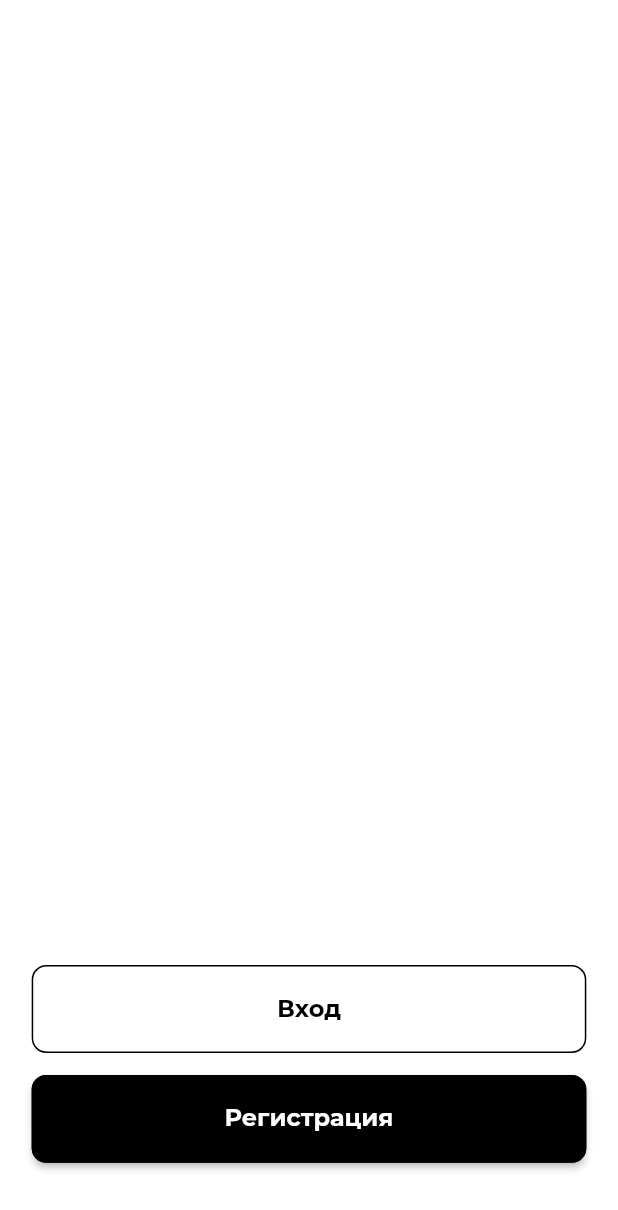
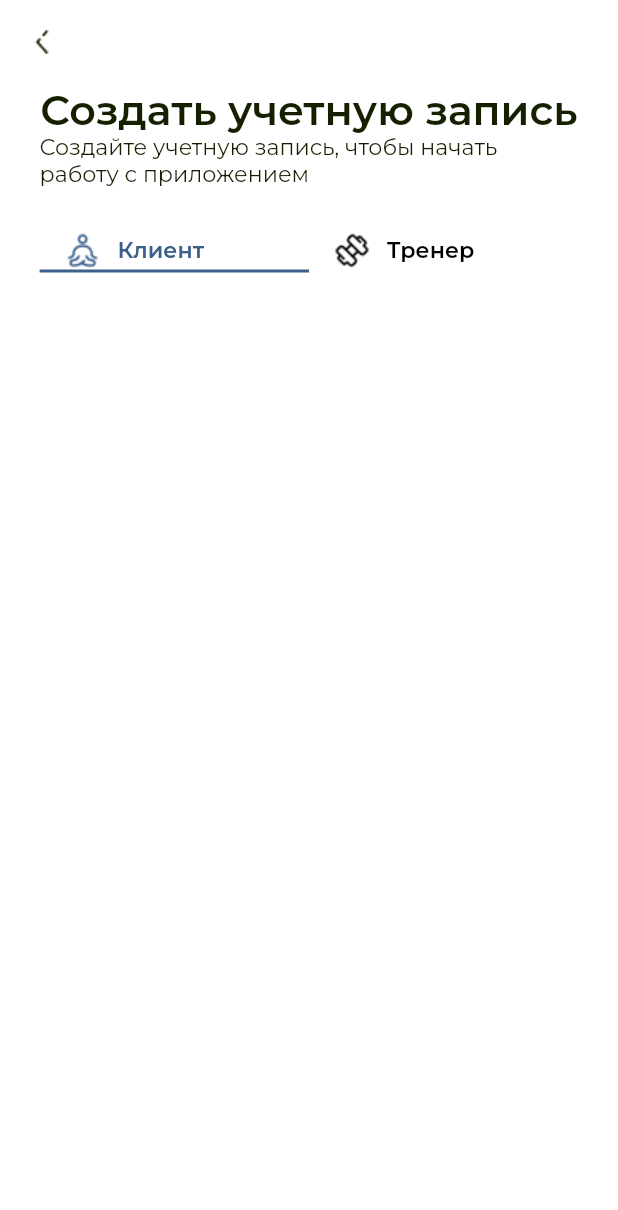
Before and after one commit to newpoluton-alt/move-mates-cross, a Flutter app: the screen it shows after launch, after a tap on "Начать", after a tap on "Регистрация", on a phone screen of 412 x 824 dp. Shown: the top 1210 px of the screen. Run offline on Flutter 3.47's test engine with Material 2 defaults, Android fonts, the phone set to English and light mode, and no system bars; our stand-ins replace flutter_screenutil, google_fonts.

Commit message:
signup_page_first_stage

```diff
--- a/lib/main.dart
+++ b/lib/main.dart
@@ -1,6 +1,8 @@
 import 'package:flutter/material.dart';
 import 'package:flutter_screenutil/flutter_screenutil.dart';
+import 'package:move_mates_android/ui/login_and_signup/login/login_page.dart';
 import 'package:move_mates_android/ui/login_and_signup/login_and_signup_page.dart';
+import 'package:move_mates_android/ui/login_and_signup/signup/signup_page.dart';
 import 'package:move_mates_android/ui/page_view/app_page_view.dart';
 import 'package:move_mates_android/ui/theme/colors.dart';
 import 'package:move_mates_android/ui/theme/text_style.dart';
@@ -29,11 +31,17 @@ class _MoveMatesAppState extends State<MoveMatesApp> {
                   backgroundColor: Colors.transparent),
               scaffoldBackgroundColor: Colors.transparent,
               appBarTheme: const AppBarTheme(
+                backgroundColor: Colors.white,
+                foregroundColor: ValidationColor.signInAndSignup,
                 elevation: 0,
-                backgroundColor: Colors.transparent,
+                // backgroundColor: Colors.transparent,
               )),
           home: const AppPageView(),
-          routes: {LoginAndSignUpPage.id: (context) => const LoginAndSignUpPage()},
+          routes: {
+            LoginAndSignUpPage.id: (context) => const LoginAndSignUpPage(),
+            LoginPage.id: (context) => const LoginPage(),
+            SignupPage.id: (context) => const SignupPage(),
+          },
         );
       },
     );
--- /dev/null
+++ b/lib/ui/login_and_signup/constants.dart
@@ -0,0 +1,5 @@
+class IconPath {
+  static const arrowBack = 'assets/icons/arrow_back.png';
+  static const dumbbellLarge = 'assets/icons/dumbbell_large.png';
+  static const meditationRound = 'assets/icons/meditation_round.png';
+}
--- /dev/null
+++ b/lib/ui/login_and_signup/login/login_page.dart
@@ -0,0 +1,16 @@
+import 'package:flutter/material.dart';
+
+class LoginPage extends StatefulWidget {
+  static const id = 'login_page';
+  const LoginPage({super.key});
+
+  @override
+  State<LoginPage> createState() => _LoginPageState();
+}
+
+class _LoginPageState extends State<LoginPage> {
+  @override
+  Widget build(BuildContext context) {
+    return Scaffold(appBar: AppBar(),);
+  }
+}
--- a/lib/ui/login_and_signup/login_and_signup_page.dart
+++ b/lib/ui/login_and_signup/login_and_signup_page.dart
@@ -1,5 +1,6 @@
 import 'package:flutter/material.dart';
 import 'package:flutter_screenutil/flutter_screenutil.dart';
+import 'package:move_mates_android/ui/login_and_signup/signup/signup_page.dart';
 import 'package:move_mates_android/ui/theme/text_style.dart';
 
 class LoginAndSignUpPage extends StatefulWidget {
@@ -16,28 +17,32 @@ class _LoginAndSignUpPageState extends State<LoginAndSignUpPage> {
   Widget build(BuildContext context) {
     return Scaffold(
       backgroundColor: Colors.white,
-      appBar: AppBar(
-      ),
       body: Padding(
         padding: EdgeInsets.symmetric(horizontal: 20.w, vertical: 50.h),
         child: Column(mainAxisAlignment: MainAxisAlignment.end, children: [
           MaterialButton(
             minWidth: 370.w,
             height: 60.h,
-            shape: RoundedRectangleBorder(side: BorderSide(),
-                borderRadius: BorderRadius.circular(10.r)),
+            shape: RoundedRectangleBorder(
+                side: BorderSide(), borderRadius: BorderRadius.circular(10.r)),
             onPressed: () {},
             child: Text('Вход', style: AppButtonTextStyle.regularButtonBlack),
           ),
-          SizedBox(height: 15.h,),
+          SizedBox(
+            height: 15.h,
+          ),
           MaterialButton(
             minWidth: 370.w,
             height: 60.h,
             color: Colors.black,
-            shape: RoundedRectangleBorder(side: const BorderSide(),
+            shape: RoundedRectangleBorder(
+                side: const BorderSide(),
                 borderRadius: BorderRadius.circular(10.r)),
-            onPressed: () {},
-            child: Text('Регистрация', style: AppButtonTextStyle.regularButtonWhite),
+            onPressed: () {
+              Navigator.of(context).pushNamed(SignupPage.id);
+            },
+            child: Text('Регистрация',
+                style: AppButtonTextStyle.regularButtonWhite),
           ),
         ]),
       ),
--- /dev/null
+++ b/lib/ui/login_and_signup/signup/asset_icon_widget.dart
@@ -0,0 +1,22 @@
+import 'package:flutter/material.dart';
+import 'package:flutter_screenutil/flutter_screenutil.dart';
+
+class AssetIcon extends StatelessWidget {
+  final String path;
+  final Color color;
+
+  const AssetIcon({
+    super.key,
+    required this.path,
+    required this.color,
+  });
+
+  @override
+  Widget build(BuildContext context) {
+    return ImageIcon(
+      AssetImage(path),
+      color: color,
+      size: 24.w,
+    );
+  }
+}
--- /dev/null
+++ b/lib/ui/login_and_signup/signup/signup_page.dart
@@ -0,0 +1,84 @@
+import 'package:flutter/material.dart';
+import 'package:flutter_screenutil/flutter_screenutil.dart';
+import 'package:move_mates_android/ui/login_and_signup/constants.dart';
+import 'package:move_mates_android/ui/login_and_signup/signup/asset_icon_widget.dart';
+import 'package:move_mates_android/ui/login_and_signup/signup/signup_tab_bar_widget.dart';
+import 'package:move_mates_android/ui/theme/colors.dart';
+import 'package:move_mates_android/ui/theme/text_style.dart';
+
+class SignupPage extends StatefulWidget {
+  static const id = 'signup_page';
+
+  const SignupPage({super.key});
+
+  @override
+  State<SignupPage> createState() => _SignupPageState();
+}
+
+class _SignupPageState extends State<SignupPage> {
+  int currentTabBarPage = 0;
+  bool isFirstPage = true;
+
+  void changePage(int index) {
+    setState(() {
+      isFirstPage = 0 == index;
+      currentTabBarPage = index;
+    });
+  }
+
+  @override
+  Widget build(BuildContext context) {
+    return Scaffold(
+      backgroundColor: Colors.white,
+      appBar: AppBar(
+        leading: IconButton(
+            onPressed: () {
+              Navigator.of(context).pop();
+            },
+            icon: const AssetIcon(
+              path: IconPath.arrowBack,
+              color: ValidationColor.signInAndSignup,
+            )),
+      ),
+      body: Padding(
+        padding: EdgeInsets.symmetric(horizontal: 25.w),
+        child: Column(
+          mainAxisSize: MainAxisSize.min,
+          mainAxisAlignment: MainAxisAlignment.start,
+          crossAxisAlignment: CrossAxisAlignment.center,
+          children: [
+            Text(
+              'Создать учетную запись',
+              style: ValidationPageTextStyle.medium,
+            ),
+            Text(
+              'Создайте учетную запись, чтобы начать работу с приложением',
+              style: ValidationPageTextStyle.regular,
+            ),
+            SizedBox(height: 30.h,),
+            DefaultTabController(
+              length: 2,
+              child: Column(children: [
+                TabBar(
+                    indicatorColor: ValidationColor.indicatorColor,
+                    onTap: changePage,
+                    tabs: [
+                      SignupTabBar(
+                        isFirstPage: isFirstPage,
+                        text: 'Клиент',
+                        path: IconPath.meditationRound,
+                      ),
+                      SignupTabBar(
+                        isFirstPage: !isFirstPage,
+                        text: 'Tренер',
+                        path: IconPath.dumbbellLarge,
+                      ),
+                    ])
+              ]),
+            ),
+          ],
+        ),
+      ),
+    );
+  }
+}
--- /dev/null
+++ b/lib/ui/login_and_signup/signup/signup_tab_bar_widget.dart
@@ -0,0 +1,39 @@
+
+import 'package:flutter/material.dart';
+import 'package:flutter_screenutil/flutter_screenutil.dart';
+import 'package:move_mates_android/ui/login_and_signup/signup/asset_icon_widget.dart';
+
+import '../../theme/colors.dart';
+import '../../theme/text_style.dart';
+
+class SignupTabBar extends StatelessWidget {
+  const SignupTabBar({
+    super.key,
+    required this.isFirstPage,
+    required this.text,
+    required this.path,
+  });
+
+  final String text;
+  final String path;
+  final bool isFirstPage;
+
+  @override
+  Widget build(BuildContext context) {
+    return Row(
+      mainAxisAlignment: MainAxisAlignment.start,
+      children: [
+        AssetIcon(
+            path: path,
+            color: isFirstPage ? ValidationColor.indicatorColor : Colors.black),
+        SizedBox(width: 10.w,),
+        Text(
+          text,
+          style: isFirstPage
+              ? ValidationPageTextStyle.toolBarRegularSemiBoldSelected
+              : ValidationPageTextStyle.toolBarRegularSemiBold,
+        )
+      ],
+    );
+  }
+}
--- a/lib/ui/theme/colors.dart
+++ b/lib/ui/theme/colors.dart
@@ -4,3 +4,9 @@ class GradientColors {
   static const Color start = Color(0xFFF3B2BD);
   static const Color end = Color(0xFFfdd2cc);
 }
+
+class ValidationColor{
+  static const Color signInAndSignup = Color(0xff142000);
+  static const Color checkBoxGrey = Color(0xff909090);
+  static const Color indicatorColor = Color(0xff3b608a);
+}
--- a/lib/ui/theme/text_style.dart
+++ b/lib/ui/theme/text_style.dart
@@ -1,24 +1,65 @@
 import 'package:flutter/material.dart';
 import 'package:flutter_screenutil/flutter_screenutil.dart';
 import 'package:google_fonts/google_fonts.dart';
+import 'package:move_mates_android/ui/theme/colors.dart';
 
 class AppTextStyle {
   static TextStyle greeting = GoogleFonts.montserrat(
       color: Colors.white, fontWeight: FontWeight.w600, fontSize: 26.sp);
+
   static TextStyle concernName = GoogleFonts.montserrat(
     color: Colors.white,
     fontWeight: FontWeight.w600,
-    fontSize: 48.sp,
-  );
+    fontSize: 48.sp,);
+
   static TextStyle regularWhite =
       GoogleFonts.montserrat(color: Colors.white, fontSize: 15.sp);
+
   static TextStyle regularFunctionalWhite = GoogleFonts.montserrat(
       color: Colors.white, fontSize: 20.sp, fontWeight: FontWeight.w600);
 }
 
 class AppButtonTextStyle {
   static TextStyle regularButtonWhite = GoogleFonts.montserrat(
-      color: Colors.white, fontSize: 16, fontWeight: FontWeight.w700);
+      color: Colors.white, fontSize: 16.sp, fontWeight: FontWeight.w700);
+
   static TextStyle regularButtonBlack = GoogleFonts.montserrat(
-      color: Colors.black, fontSize: 16, fontWeight: FontWeight.w700);
+      color: Colors.black, fontSize: 16.sp, fontWeight: FontWeight.w700);
 }
+
+class ValidationPageTextStyle {
+  static TextStyle checkBoxMedium = GoogleFonts.montserrat(
+      color: ValidationColor.signInAndSignup,
+      fontSize: 12.sp,
+      fontWeight: FontWeight.w500);
+
+  static TextStyle checkBoxMediumGrey = GoogleFonts.montserrat(
+      color: ValidationColor.checkBoxGrey,
+      fontSize: 12.sp,
+      fontWeight: FontWeight.w500);
+
+  static TextStyle toolBarRegularSemiBold = GoogleFonts.montserrat(
+      color: Colors.black, fontSize: 14.sp, fontWeight: FontWeight.w600);
+  static TextStyle toolBarRegularSemiBoldSelected = GoogleFonts.montserrat(
+      color: ValidationColor.indicatorColor, fontSize: 14.sp, fontWeight: FontWeight.w600);
+
+  static TextStyle textFieldUp = GoogleFonts.montserrat(
+      color: ValidationColor.signInAndSignup,
+      fontSize: 15.sp,
+      fontWeight: FontWeight.w600);
+
+  static TextStyle appBar = GoogleFonts.montserrat(
+      color: ValidationColor.signInAndSignup,
+      fontSize: 14.sp,
+      fontWeight: FontWeight.w600);
+
+  static TextStyle medium = GoogleFonts.montserrat(
+      color: ValidationColor.signInAndSignup,
+      fontSize: 26.sp,
+      fontWeight: FontWeight.w600);
+
+  static TextStyle regular = GoogleFonts.montserrat(
+    color: ValidationColor.signInAndSignup,
+    fontSize: 14.sp,
+  );
+}
--- a/pubspec.yaml
+++ b/pubspec.yaml
@@ -61,8 +61,8 @@ flutter:
   uses-material-design: true
 
   # To add assets to your application, add an assets section, like this:
-  # assets:
-  #   - images/a_dot_burr.jpeg
+  assets:
+    - assets/icons/
   #   - images/a_dot_ham.jpeg
 
   # An image asset can refer to one or more resolution-specific "variants", see
```
Also changed, not shown: assets/icons/arrow_back.png (added), assets/icons/dumbbell_large.png (added), assets/icons/meditation_round.png (added), pubspec.lock.
